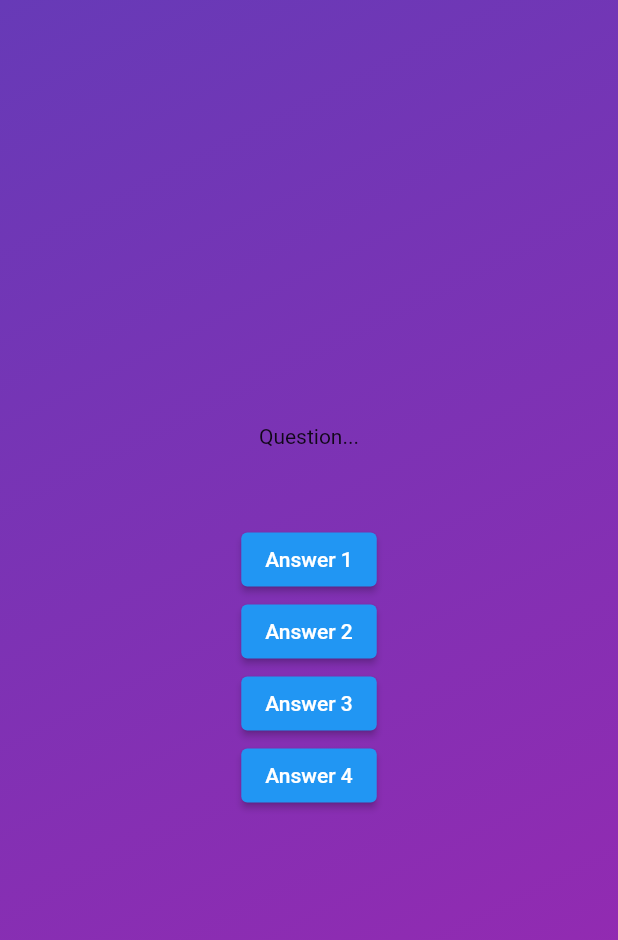
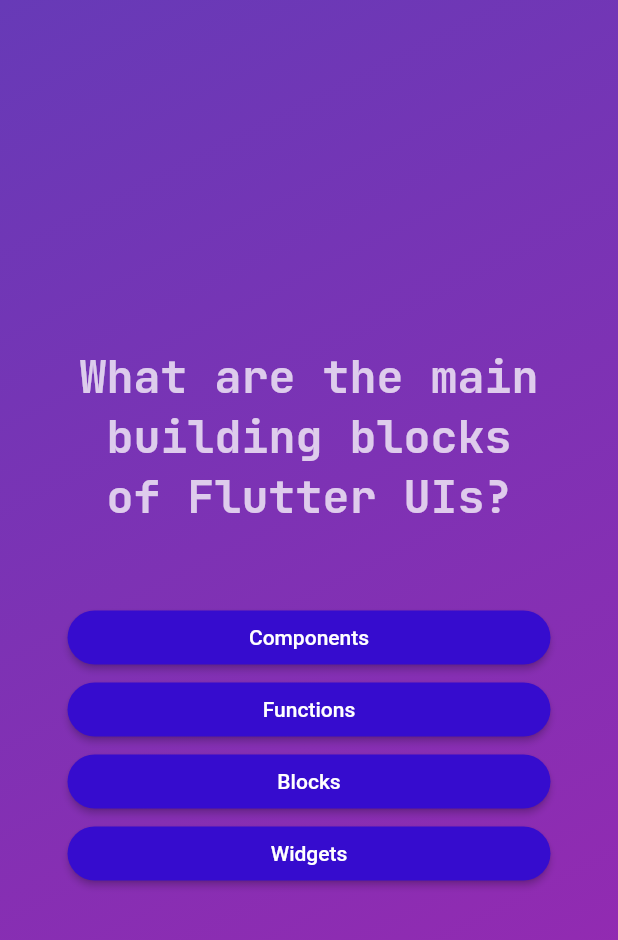
Before and after one commit to eml-bin/flutter-course-samples, a Flutter app: the screen it shows after launch, after a tap on "Start", on a phone screen of 412 x 824 dp. Shown: the top 940 px of the screen. Run offline on Flutter 3.47's test engine with Material 2 defaults, Android fonts, the phone set to English and light mode, and no system bars; our stand-ins replace google_fonts.

Commit message:
Finished Quiz App (intermediate app)

```diff
--- /dev/null
+++ b/intermediate_app/lib/answer_button.dart
@@ -0,0 +1,29 @@
+import 'package:flutter/material.dart';
+
+class AnswerButton extends StatelessWidget {
+  const AnswerButton({
+    super.key,
+    required this.answerText,
+    required this.onTap,
+  });
+
+  final String answerText;
+  final void Function() onTap;
+
+  @override
+  Widget build(BuildContext context) {
+    return ElevatedButton(
+      onPressed: onTap,
+      style: ElevatedButton.styleFrom(
+        backgroundColor: const Color.fromARGB(255, 54, 12, 206),
+        foregroundColor: Colors.white,
+        shape: RoundedRectangleBorder(borderRadius: BorderRadius.circular(35)),
+        padding: const EdgeInsets.symmetric(
+          vertical: 10,
+          horizontal: 40,
+        ),
+      ),
+      child: Text(answerText, textAlign: TextAlign.center),
+    );
+  }
+}
--- a/intermediate_app/lib/models/quiz_question.dart
+++ b/intermediate_app/lib/models/quiz_question.dart
@@ -3,4 +3,11 @@
 
   final String text;
   final List<String> answers;
+
+  List<String> get shuffledAnswers {
+    final shuffledList = List.of(answers);
+    shuffledList.shuffle();
+    return shuffledList;
+  }
+
 }
--- a/intermediate_app/lib/questions_screen.dart
+++ b/intermediate_app/lib/questions_screen.dart
@@ -1,7 +1,14 @@
 import 'package:flutter/material.dart';
+import 'package:google_fonts/google_fonts.dart';
+
+import 'package:intermediate_app/answer_button.dart';
+
+import 'package:intermediate_app/data/questions.dart';
 
 class QuestionsScreen extends StatefulWidget {
-  const QuestionsScreen({super.key});
+  const QuestionsScreen({super.key, required this.onSelectAnswer});
+
+  final void Function(String answer) onSelectAnswer;
 
   @override
   State<QuestionsScreen> createState() {
@@ -10,34 +17,49 @@
 }
 
 class _QuestionsScreen extends State<QuestionsScreen> {
+  var currentQuestionIndex = 0;
+
+  void answerQuestion(String selectedAnswer) {
+    // currentQuestionIndex += 1;
+    widget.onSelectAnswer(selectedAnswer);
+    setState(() {
+      currentQuestionIndex++;
+    });
+  }
+
   @override
   Widget build(context) {
+    final currentQuestion = questions[currentQuestionIndex];
+
     return SizedBox(
       width: double.infinity,
+      child: Container(
+        margin: const EdgeInsets.all(45),
         child: Column(
           mainAxisAlignment: MainAxisAlignment.center,
+          crossAxisAlignment: CrossAxisAlignment.stretch,
           children: [
-          const Text('Question...'),
+            Text(
+              currentQuestion.text,
+              style: GoogleFonts.jetBrainsMono(
+                  color: const Color.fromRGBO(255, 255, 255, 0.75),
+                  fontSize: 30,
+                  fontWeight: FontWeight.bold),
+              textAlign: TextAlign.center,
+            ),
             const SizedBox(
               height: 50,
             ),
-          ElevatedButton(
-            onPressed: () {},
-            child: const Text('Answer 1'),
+            ...currentQuestion.shuffledAnswers.map((answer) {
+              return AnswerButton(
+                answerText: answer,
+                onTap: () {
+                  answerQuestion(answer);
+                },
+              );
+            }),
+          ],
         ),
-          ElevatedButton(
-            onPressed: () {},
-            child: const Text('Answer 2'),
-          ),
-          ElevatedButton(
-            onPressed: () {},
-            child: const Text('Answer 3'),
-          ),
-          ElevatedButton(
-            onPressed: () {},
-            child: const Text('Answer 4'),
-          ),
-        ],
       ),
     );
   }
--- a/intermediate_app/lib/quiz.dart
+++ b/intermediate_app/lib/quiz.dart
@@ -1,5 +1,7 @@
 import 'package:flutter/material.dart';
+import 'package:intermediate_app/data/questions.dart';
 import 'package:intermediate_app/questions_screen.dart';
+import 'package:intermediate_app/results_screen.dart';
 import 'package:intermediate_app/start_screen.dart';
 
 class Quiz extends StatefulWidget {
@@ -12,6 +14,7 @@
 }
 
 class _QuizState extends State<Quiz> {
+  List<String> _selectedAnswers = [];
   var activeScreen = 'start-screen';
 
   // @override
@@ -20,20 +23,39 @@
   //   super.initState();
   // }
 
-  void switchScreen() {
+  void switchScreen(String switchToScreen) {
     setState(() {
-      activeScreen = 'questions-screen';
+      _selectedAnswers = switchToScreen == 'questions-screen' ? [] : _selectedAnswers;
+      activeScreen = switchToScreen;
     });
+  }
+
+  void chooseAnswer(String answer) {
+    _selectedAnswers.add(answer);
+
+    if (_selectedAnswers.length == questions.length) {
+      setState(() {
+        activeScreen = 'results-screen';
+      });
+    }
   }
 
   @override
   Widget build(context) {
-
     // var screenWidget = StartScreen(switchScreen);
     Widget screenWidget = StartScreen(switchScreen);
 
     if (activeScreen == 'questions-screen') {
-      screenWidget = const QuestionsScreen();
+      screenWidget = QuestionsScreen(
+        onSelectAnswer: chooseAnswer,
+      );
+    }
+
+    if (activeScreen == 'results-screen') {
+      screenWidget = ResultsScreen(
+        chosenAnswers: _selectedAnswers,
+        restartQuiz: switchScreen,
+      );
     }
 
     return MaterialApp(
--- a/intermediate_app/lib/start_screen.dart
+++ b/intermediate_app/lib/start_screen.dart
@@ -1,9 +1,10 @@
 import 'package:flutter/material.dart';
+import 'package:google_fonts/google_fonts.dart';
 
 class StartScreen extends StatelessWidget {
   const StartScreen(this.startQuizHandler, {super.key});
 
-  final void Function() startQuizHandler;
+  final void Function(String newScreen) startQuizHandler;
 
   @override
   Widget build(context) {
@@ -24,16 +25,18 @@
         const SizedBox(
           height: 70,
         ),
-        const Text(
-          "Flutter Quiz!",
-          style: TextStyle(
-              color: Colors.white, fontSize: 30, fontWeight: FontWeight.bold),
+        Text(
+          'Flutter Quiz!',
+          style: GoogleFonts.jetBrainsMono(
+            color: Colors.white,
+            fontSize: 30
+          )
         ),
         const SizedBox(
           height: 30,
         ),
         OutlinedButton.icon(
-            onPressed: startQuizHandler,
+            onPressed: () { startQuizHandler("questions-screen"); },
             style: OutlinedButton.styleFrom(
               foregroundColor: Colors.white,
             ),
--- a/intermediate_app/pubspec.yaml
+++ b/intermediate_app/pubspec.yaml
@@ -35,6 +35,7 @@
   # The following adds the Cupertino Icons font to your application.
   # Use with the CupertinoIcons class for iOS style icons.
   cupertino_icons: ^1.0.2
+  google_fonts: ^6.1.0
 
 dev_dependencies:
   flutter_test:
```
Also changed, not shown: intermediate_app/lib/questions_summary/question_identifier.dart (added, +26 -0 lines), intermediate_app/lib/questions_summary/questions_summary.dart (added, +25 -0 lines), intermediate_app/lib/questions_summary/summary_item.dart (added, +61 -0 lines), intermediate_app/lib/results_screen.dart (added, +69 -0 lines), 2 other files. Lines whose indentation alone changed are shown as unchanged.
